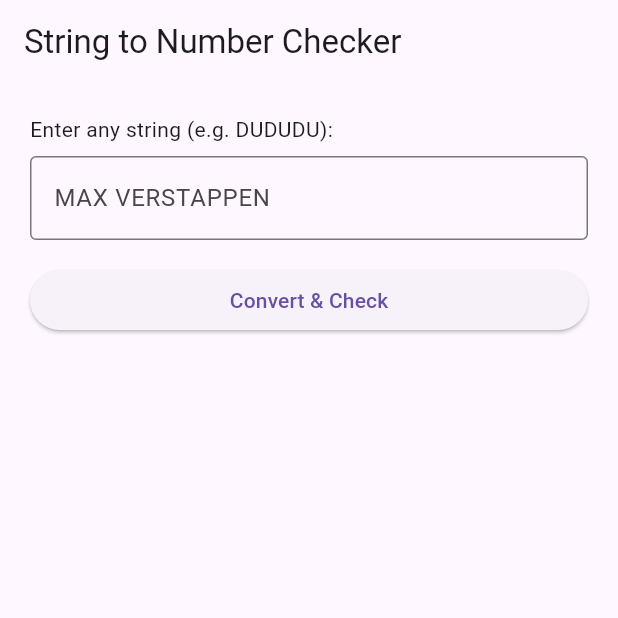
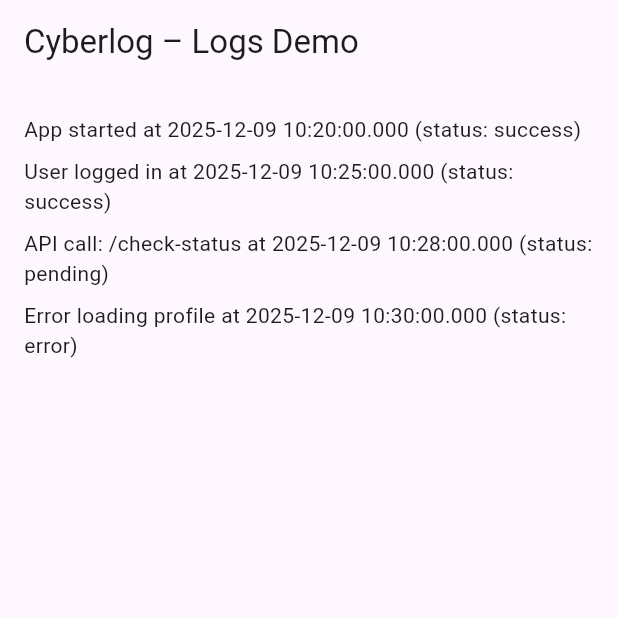
Before and after one commit to BOOPATB/cyberlog, a Flutter app: the screen it shows after launch, on a phone screen of 412 x 824 dp, the top half of it. Run offline on Flutter 3.47's test engine with Material 3 defaults, Android fonts, the light colour scheme and no system bars.

Commit message:
added log class

```diff
--- a/lib/main.dart
+++ b/lib/main.dart
@@ -1,81 +1,56 @@
 import 'package:flutter/material.dart';
 
 void main() {
-  runApp(const StringToAsciiApp());
+  runApp(const CyberLogApp());
 }
 
-class StringToAsciiApp extends StatefulWidget {
-  const StringToAsciiApp({super.key});
+// Log class to structure data
+class Log {
+  final String action;
+  final DateTime timestamp;
+  final String status;
 
-  @override
-  State<StringToAsciiApp> createState() => _StringToAsciiAppState();
+  Log(this.action, this.timestamp, this.status);
+
+  String formatted() {
+    return '$action at ${timestamp.toLocal()} (status: $status)';
+  }
 }
 
-class _StringToAsciiAppState extends State<StringToAsciiApp> {
-  final TextEditingController _controller = TextEditingController();
-  String _output = '';
-
-  // Convert a string like "PARTH" to a number by summing character codes
-  int _stringToNumber(String input) {
-    int sum = 0;
-    for (int i = 0; i < input.length; i++) {
-      sum += input.codeUnitAt(i); // ASCII/UTF‑16 code of each character
-    }
-    return sum;
-  }
-
-  void _convertAndCheck() {
-    String input = _controller.text.trim();
-
-    if (input.isEmpty) {
-      setState(() {
-        _output = 'Please enter a non‑empty string.';
-      });
-      return;
-    }
-
-    int number = _stringToNumber(input);
-    String parity = number % 2 == 0 ? 'even' : 'odd';
-
-    setState(() {
-      _output =
-      'String: "$input"\nNumber value: $number\nThe number $number is $parity.';
-    });
-  }
+class CyberLogApp extends StatelessWidget {
+  const CyberLogApp({super.key});
 
   @override
   Widget build(BuildContext context) {
+    // Sample list of logs
+    final List<Log> logs = [
+      Log('App started', DateTime.now().subtract(const Duration(minutes: 10)), 'success'),
+      Log('User logged in', DateTime.now().subtract(const Duration(minutes: 5)), 'success'),
+      Log('API call: /check-status', DateTime.now().subtract(const Duration(minutes: 2)), 'pending'),
+      Log('Error loading profile', DateTime.now(), 'error'),
+    ];
+
     return MaterialApp(
-      title: 'String → Number ',
       home: Scaffold(
         appBar: AppBar(
-          title: const Text('String to Number Checker'),
+          title: const Text('Cyberlog – Logs Demo'),
         ),
         body: Padding(
-          padding: const EdgeInsets.all(20),
+          padding: const EdgeInsets.all(16),
           child: Column(
-            crossAxisAlignment: CrossAxisAlignment.stretch,
-            children: [
-              const Text('Enter any string (e.g. DUDUDU):'),
-              const SizedBox(height: 8),
-              TextField(
-                controller: _controller,
-                decoration: const InputDecoration(
-                  border: OutlineInputBorder(),
-                  hintText: 'MAX VERSTAPPEN',
+            crossAxisAlignment: CrossAxisAlignment.start,
+            // Convert each Log into a Text widget via list iteration
+            children: logs
+                .map(
+                  (log) => Padding(
+                padding: const EdgeInsets.symmetric(vertical: 4),
+                child: Text(
+                  log.formatted(),
+                  style: const TextStyle(fontSize: 14),
                 ),
               ),
-              const SizedBox(height: 16),
-              ElevatedButton(
-                onPressed: _convertAndCheck,
-                child: const Text('Convert & Check'),
-              ),
-              const SizedBox(height: 16),
-              Text(
-                _output,
-                style: const TextStyle(fontSize: 18),
-              ),
-            ],
+            )
+                .toList(),
           ),
         ),
       ),
```
